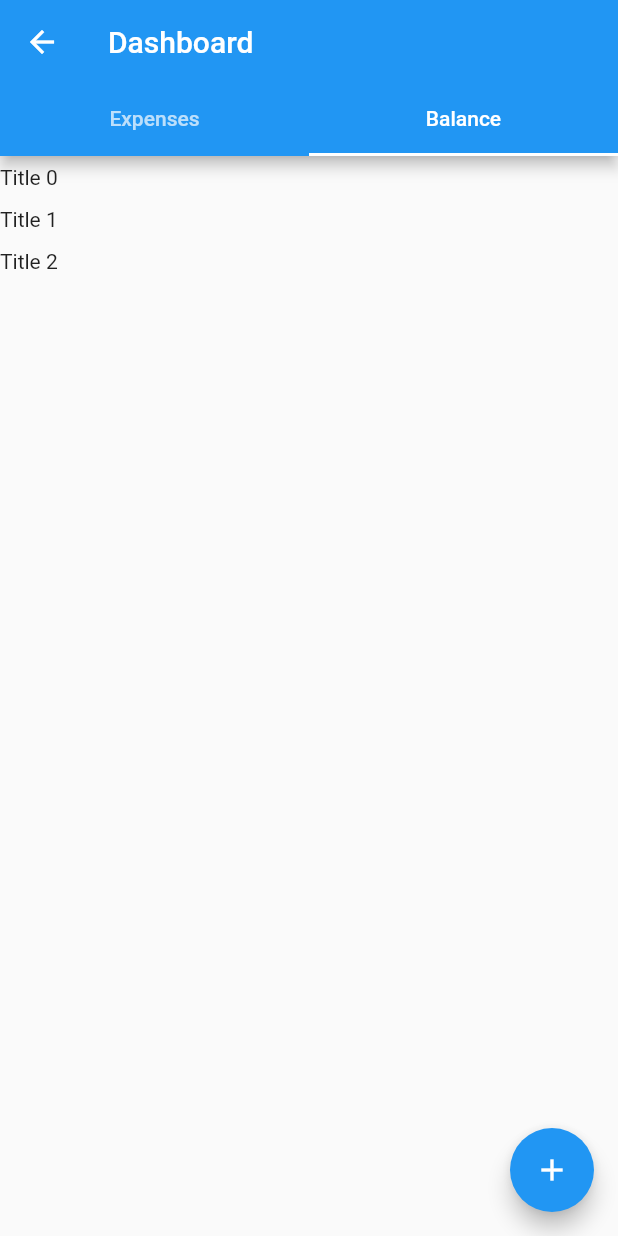
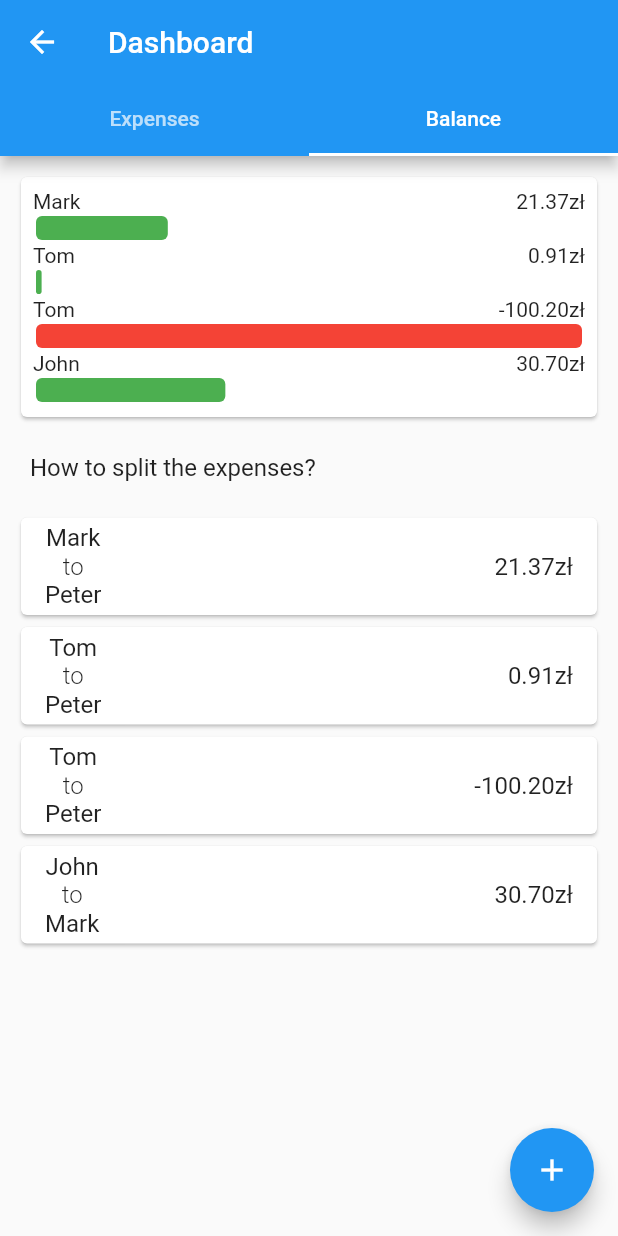
Before and after one commit to MarekD97/share-cost-app, a Flutter app: the DashboardView screen opened by its route, tab 2 chosen, on a phone screen of 412 x 824 dp. Run offline on Flutter 3.47's test engine with Material 2 defaults, Android fonts, the phone set to English and light mode, and no system bars; our stand-ins replace currency_text_input_formatter.

Commit message:
Add balance card, expense chart components and update balance tab

```diff
--- /dev/null
+++ b/lib/components/balance_card.dart
@@ -0,0 +1,36 @@
+import 'package:flutter/material.dart';
+
+class BalanceCard extends StatelessWidget {
+  const BalanceCard({this.fromWho, this.forWhom, this.amount = 0, Key? key})
+      : super(key: key);
+
+  final String? fromWho;
+  final String? forWhom;
+  final double amount;
+
+  @override
+  Widget build(BuildContext context) {
+    return Card(
+      shape: RoundedRectangleBorder(borderRadius: BorderRadius.circular(4.0)),
+      elevation: 1,
+      child: ListTile(
+        title: Row(
+          mainAxisAlignment: MainAxisAlignment.spaceBetween,
+          children: [
+            Column(
+              children: [
+                Text(fromWho ?? ''),
+                const Text(
+                  'to',
+                  style: TextStyle(fontWeight: FontWeight.w300),
+                ),
+                Text(forWhom ?? '')
+              ],
+            ),
+            Text('${amount.toStringAsFixed(2)}zł')
+          ],
+        ),
+      ),
+    );
+  }
+}
--- /dev/null
+++ b/lib/components/expense_chart.dart
@@ -0,0 +1,53 @@
+import 'package:flutter/material.dart';
+
+class ExpenseChart extends StatelessWidget {
+  const ExpenseChart({required this.balance, Key? key}) : super(key: key);
+
+  final List<Map<String, dynamic>> balance;
+
+  @override
+  Widget build(BuildContext context) {
+    double maxWidth = balance
+        .map((item) => (item['amount'] as double).abs())
+        .reduce((value, element) => value > element ? value : element);
+
+    return Card(
+      shape: RoundedRectangleBorder(borderRadius: BorderRadius.circular(4.0)),
+      elevation: 1,
+      child: Padding(
+        padding: const EdgeInsets.all(8.0),
+        child: Column(
+          crossAxisAlignment: CrossAxisAlignment.start,
+          children: List.generate(balance.length, (index) {
+            final item = balance[index];
+            return Column(
+              crossAxisAlignment: CrossAxisAlignment.start,
+              children: [
+                Row(
+                  mainAxisAlignment: MainAxisAlignment.spaceBetween,
+                  children: [
+                    Text(item['from'] as String),
+                    Text('${(item['amount'] as double).toStringAsFixed(2)}zł'),
+                  ],
+                ),
+                Container(
+                  margin: const EdgeInsets.all(2.0),
+                  padding: const EdgeInsets.all(8.0),
+                  width: MediaQuery.of(context).size.width *
+                      (item['amount'] as double).abs() /
+                      maxWidth,
+                  decoration: BoxDecoration(
+                      shape: BoxShape.rectangle,
+                      borderRadius: const BorderRadius.all(Radius.circular(4.0)),
+                      color: (item['amount'] as double).isNegative
+                          ? Colors.red
+                          : Colors.green),
+                ),
+              ],
+            );
+          }),
+        ),
+      ),
+    );
+  }
+}
--- a/lib/views/dashboard_view.dart
+++ b/lib/views/dashboard_view.dart
@@ -1,5 +1,7 @@
 import 'package:flutter/material.dart';
+import 'package:share_cost_app/components/balance_card.dart';
 import 'package:share_cost_app/components/expense_card.dart';
+import 'package:share_cost_app/components/expense_chart.dart';
 import 'package:share_cost_app/routes.dart';
 
 class DashboardView extends StatefulWidget {
@@ -10,7 +12,20 @@ class DashboardView extends StatefulWidget {
 }
 
 class _DashboardViewState extends State<DashboardView> {
-  final Widget _expenseTab = ListView.builder(
+  final balance = [
+    {'from': 'Mark', 'to': 'Peter', 'amount': 21.37},
+    {'from': 'Tom', 'to': 'Peter', 'amount': 0.91},
+    {'from': 'Tom', 'to': 'Peter', 'amount': -100.2},
+    {'from': 'John', 'to': 'Mark', 'amount': 30.7},
+  ];
+
+  @override
+  Widget build(BuildContext context) {
+    void navigateToCreateExpenseView() {
+      Navigator.pushNamed(context, Routes.createExpense);
+    }
+
+    final Widget expenseTab = ListView.builder(
       itemBuilder: (context, index) => ExpenseCard(
           title: 'Item ${index + 1}',
           price: (index * 10) % 13,
@@ -18,33 +33,26 @@ class _DashboardViewState extends State<DashboardView> {
       itemCount: 20,
       padding: const EdgeInsets.fromLTRB(10.0, 10.0, 10.0, 60.0),
     );
-  final Widget _balanceTab = Column(
+    final Widget balanceTab = ListView(
+      padding: const EdgeInsets.fromLTRB(10.0, 10.0, 10.0, 60.0),
       children: [
-      SizedBox(
-        width: double.infinity,
-        height: 400.0,
-        child: ListView.builder(
-          itemBuilder: (context, index) => Row(
-            children: [
-              Text('Title $index'),
-              Container(
-                height: 20.0,
-                width: 200.0,
-                margin: EdgeInsets.all(4.000),
-              )
-            ],
+        ExpenseChart(balance: balance),
+        const Padding(
+          padding: EdgeInsets.symmetric(vertical: 20.0, horizontal: 10.0),
+          child: Text('How to split the expenses?', style: TextStyle(fontSize: 16.0),),
         ),
-          itemCount: 3,
-        ),
+        Column(
+          children: List.generate(balance.length, (index) {
+            final item = balance[index];
+            return BalanceCard(
+              fromWho: item['from'] as String,
+              forWhom: item['to'] as String,
+              amount: item['amount'] as double,
+            );
+          }).toList(),
         )
       ],
     );
-
-  @override
-  Widget build(BuildContext context) {
-    void navigateToCreateExpenseView() {
-      Navigator.pushNamed(context, Routes.createExpense);
-    }
 
     return DefaultTabController(
       length: 2,
@@ -57,8 +65,8 @@ class _DashboardViewState extends State<DashboardView> {
         ),
         body: TabBarView(
           children: [
-            _expenseTab,
-            _balanceTab,
+            expenseTab,
+            balanceTab,
           ],
         ),
         floatingActionButton: FloatingActionButton(
```
Lines whose indentation alone changed are shown as unchanged.
